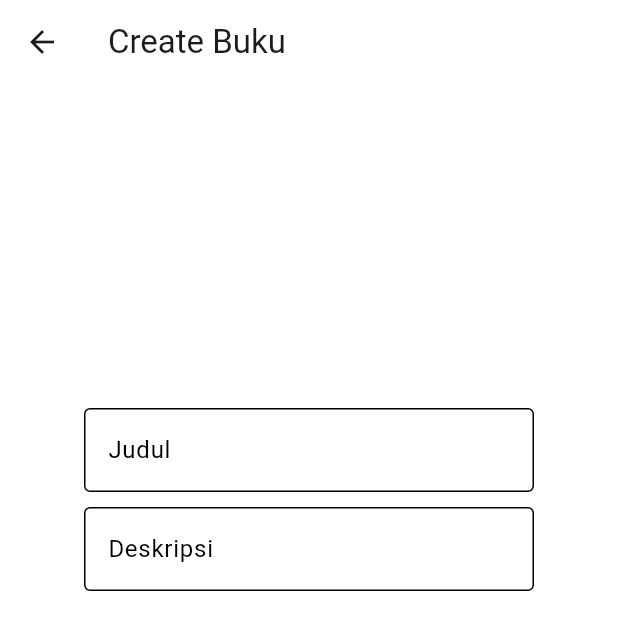
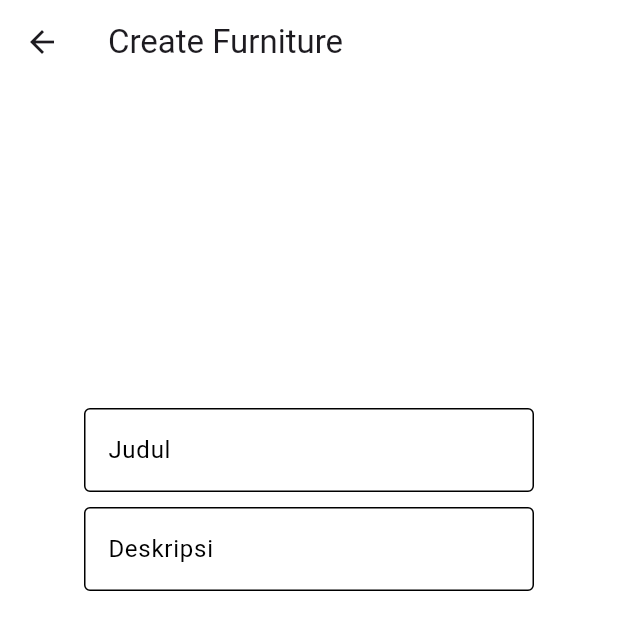
Before and after one commit to Jodisetiawann/ProjectFlutter, a Flutter app: the DashboardPage screen opened by its route, item 4 of the bottom bar chosen, after a tap on "Create", on a phone screen of 412 x 824 dp, the top half of it. Run offline on Flutter 3.47's test engine with Material 3 defaults, Android fonts, the light colour scheme and no system bars; our stand-ins replace appwrite, firebase_auth, firebase_core, firebase_messaging, flutter_local_notifications, get and 3 more; accounts and stored records are empty; network calls fail.

Commit message:
Project Flutter

```diff
--- a/lib/presentation/controllers/account_controller_appwriter.dart
+++ b/lib/presentation/controllers/account_controller_appwriter.dart
@@ -46,7 +46,7 @@ class AccountController extends ClientController {
         password: password,
       );
       print("AccountController:: createEmailSession $result");
-      Get.snackbar('Success', 'Login successfulllllllllllllllll',
+      Get.snackbar('Success', 'Login successful',
           backgroundColor: Colors.green);
       Get.off(DashboardPage());
     } catch (error) {
--- a/lib/presentation/controllers/home_controller.dart
+++ b/lib/presentation/controllers/home_controller.dart
@@ -14,18 +14,18 @@ class HomeController extends GetxController {
     super.onInit();
   }
 
-  void fetchPosts() async {
+  Future<void> fetchPosts() async {
     try {
       var response = await http.get(Uri.parse(_baseUrl));
       if (response.statusCode == 200) {
         var jsonData = jsonDecode(response.body);
-        bookData.value = jsonData['items'];
+        bookData.value = jsonData['record'];
         print('Data:: $bookData');
       } else {
         print('Request failed with status: ${response.statusCode}');
       }
     } catch (e) {
       print('An error occurred: $e');
-    } finally {}
+    }
   }
 }
--- a/lib/presentation/pages/Mebel/Mebel.dart
+++ b/lib/presentation/pages/Mebel/Mebel.dart
@@ -10,7 +10,7 @@ class Book extends GetView<DashboardController> {
   Widget build(BuildContext context) {
     return Scaffold(
       appBar: AppBar(
-        title: Text('Daftar Mebel'),
+        title: Text('Furniture List'),
       ),
       body: BookList(controller.bookInfos, key: UniqueKey()),
     );
--- a/lib/presentation/pages/favorite/favorite.dart
+++ b/lib/presentation/pages/favorite/favorite.dart
@@ -15,7 +15,7 @@ class Favorite extends GetView<DashboardController> {
   Widget build(BuildContext context) {
     return Scaffold(
         appBar: AppBar(
-          title: const Text('Daftar Buku'),
+          title: const Text('Furniture List'),
           backgroundColor: Colors.white,
         ),
         body: Container(
--- a/lib/presentation/pages/home/home.dart
+++ b/lib/presentation/pages/home/home.dart
@@ -64,7 +64,7 @@ class Home extends GetView<HomeController> {
                 padding: EdgeInsets.only(left: 10),
                 margin: EdgeInsets.only(top: 10),
                 child: const Text(
-                  'LIST MEBEL',
+                  'LIST FURNITURE',
                   style: TextStyle(
                       fontSize: 24,
                       fontWeight: FontWeight.bold,
--- a/lib/presentation/pages/mymebel/Mymebel.dart
+++ b/lib/presentation/pages/mymebel/Mymebel.dart
@@ -19,7 +19,7 @@ class Mybook extends GetView<DashboardController> {
   Widget build(BuildContext context) {
     return Scaffold(
       appBar: AppBar(
-        title: const Text('Create Buku'),
+        title: const Text('Create Furniture'),
         backgroundColor: Colors.white,
       ),
       body: SingleChildScrollView(
@@ -86,7 +86,7 @@ class Mybook extends GetView<DashboardController> {
                     ScaffoldMessenger.of(context).showSnackBar(
                       const SnackBar(
                           content:
-                              Text('Buku berhasil diupload ke dalam daftar')),
+                              Text('Furniture berhasil diupload ke dalam daftar')),
                     );
                   } else {
                     ScaffoldMessenger.of(context).showSnackBar(
```
Also changed, not shown: pubspec.yaml (+19 -11 lines), pubspec.lock, 28 other files.
